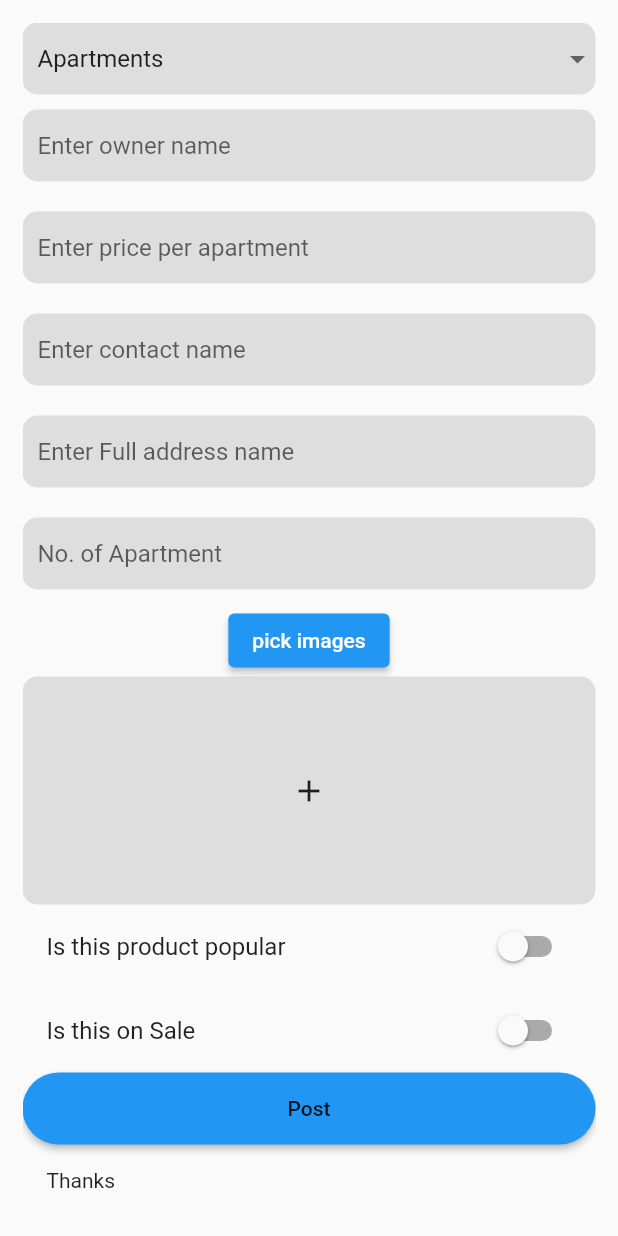
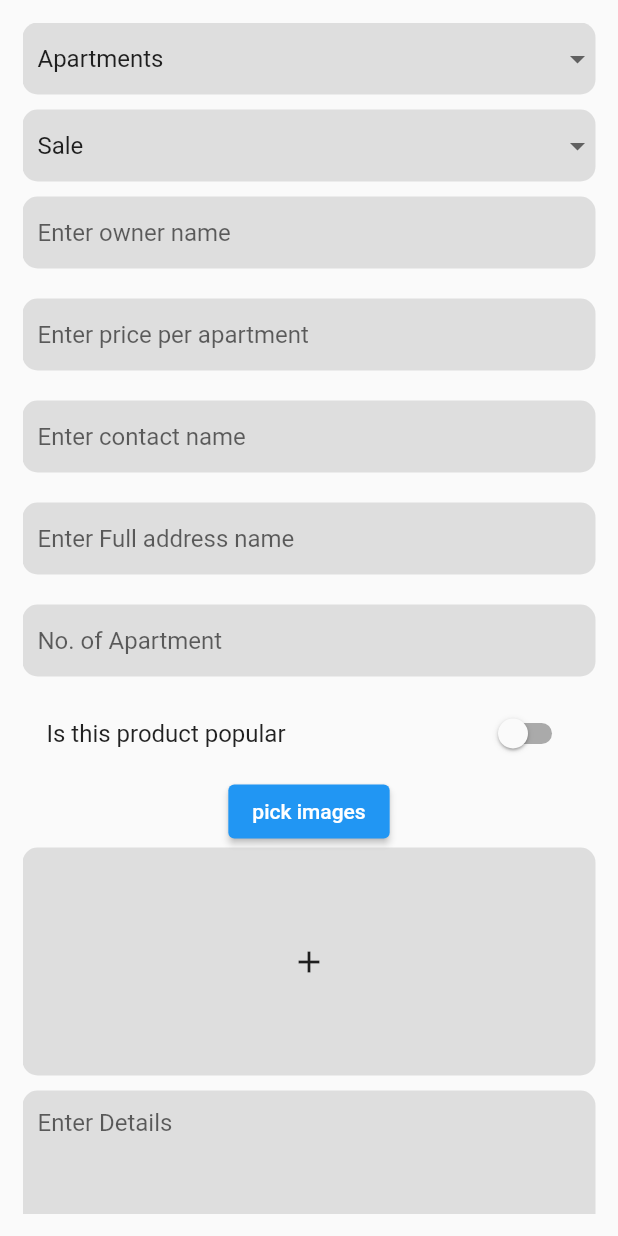
Before and after one commit to sanjiv001/myfirst_firebase_project, a Flutter app: the AddProductPage screen opened by its route, on a phone screen of 412 x 824 dp. Run offline on Flutter 3.47's test engine with Material 2 defaults, Android fonts, the phone set to English and light mode, and no system bars; our stand-ins replace cached_network_image, carousel_slider, cloud_firestore, firebase_auth, firebase_core, firebase_storage and 3 more; missing offline and left inert: favorite_button, multi_image_picker; accounts and stored records are empty.

Commit message:
detailed page updated

```diff
--- a/lib/main.dart
+++ b/lib/main.dart
@@ -7,6 +7,7 @@ import 'package:myfirstproject/authentication/login_screen.dart';
 import 'package:myfirstproject/authentication/phone_auth/login_with_phone_number.dart';
 import 'package:myfirstproject/authentication/register_screen.dart';
 import 'package:myfirstproject/post/post_apartment.dart';
+import 'package:myfirstproject/post/post_detail_page.dart';
 import 'package:myfirstproject/post/post_list_page.dart';
 import 'package:myfirstproject/screen/dashboard_sceen.dart';
 import 'package:myfirstproject/screen/homescreen.dart';
@@ -44,6 +45,7 @@ class MyApp extends StatelessWidget {
         LoginWithPhoneNumber.id: (context) => LoginWithPhoneNumber(),
         AddProductPage.id: (context) => AddProductPage(),
         ProductPage.id: (context) => ProductPage(),
+        ProductDetailPage.id: (context) => ProductDetailPage(),
       },
     );
   }
--- a/lib/models/add_apartment.dart
+++ b/lib/models/add_apartment.dart
@@ -1,5 +1,3 @@
-
-
 import 'package:cloud_firestore/cloud_firestore.dart';
 
 class ProductModel {
@@ -11,7 +9,7 @@ class ProductModel {
   String? address;
   int? quantity;
   List<String>? imagesUrl;
-  bool? isOnSale;
+  String? purpose;
   bool? isPopular;
 
   ProductModel({
@@ -23,7 +21,7 @@ class ProductModel {
     this.address,
     this.quantity,
     this.imagesUrl,
-    this.isOnSale,
+    this.purpose,
     this.isPopular,
   });
   CollectionReference db = FirebaseFirestore.instance.collection('apartments');
@@ -38,7 +36,7 @@ class ProductModel {
       "address": productModel.address,
       "quantity": productModel.quantity,
       "imagesUrl": productModel.imagesUrl,
-      "isOnSale": productModel.isOnSale,
+      "purpose": productModel.purpose,
       "isPopular": productModel.isPopular,
     };
     await db.add(data);
@@ -50,10 +48,11 @@ class ProductModel {
       "productName": updateProduct.productName,
       "price": updateProduct.price,
       "contact": updateProduct.contact,
+      "detail": updateProduct.detail,
       "address": updateProduct.address,
       "quantity": updateProduct.quantity,
       "imagesUrl": updateProduct.imagesUrl,
-      "isOnSale": updateProduct.isOnSale,
+      "purpose": updateProduct.purpose,
       "isPopular": updateProduct.isPopular,
     };
     await db.doc(id).update(data);
--- a/lib/models/categories.dart
+++ b/lib/models/categories.dart
@@ -22,3 +22,23 @@ List<Category> categories = [
   ),
 
 ];
+
+
+class Purpose {
+  String? name;
+
+  Purpose({@required this.name});
+}
+
+List<Purpose> purposes = [
+  Purpose(
+    name: 'Sale',
+
+  ),
+  Purpose(
+    name: 'Rent',
+
+  ),
+
+
+];
--- a/lib/post/post_apartment.dart
+++ b/lib/post/post_apartment.dart
@@ -16,6 +16,8 @@ class AddProductPage extends StatefulWidget {
 }
 
 class _AddProductPageState extends State<AddProductPage> {
+  bool loading = false;
+
   var categoryC = TextEditingController();
   var productNameC = TextEditingController();
   var detailC = TextEditingController();
@@ -23,9 +25,8 @@ class _AddProductPageState extends State<AddProductPage> {
   var contactC = TextEditingController();
   var addressC = TextEditingController();
   var quantityC = TextEditingController();
-  var onSaleC = TextEditingController();
+  var purposeC = TextEditingController();
   var popularC = TextEditingController();
-  bool isSale = false;
   bool isPopular = false;
   final _key = GlobalKey<FormState>();
   List<Asset> images = <Asset>[];
@@ -44,7 +45,7 @@ class _AddProductPageState extends State<AddProductPage> {
         address: addressC.text,
         quantity: int.parse(quantityC.text),
         imagesUrl: imageUrls,
-        isOnSale: isSale,
+        purpose: purposeC.text,
         isPopular: isPopular,
       ));
     }
@@ -83,6 +84,44 @@ class _AddProductPageState extends State<AddProductPage> {
                       },
                       value: categories[0].name,
                       items: categories
+                          .map((e) => DropdownMenuItem(
+                              value: e.name,
+                              child: Padding(
+                                padding:
+                                    const EdgeInsets.symmetric(horizontal: 10),
+                                child: Text(
+                                  e.name as String,
+                                ),
+                              )))
+                          .toList()),
+                ),
+                const SizedBox(
+                  height: 10,
+                ),
+                Container(
+                  decoration: decoration(),
+                  child: DropdownButtonFormField(
+                      validator: (value) {
+                        if (value == null) {
+                          return 'should not be empty';
+                        }
+                        return null;
+                      },
+                      hint: const Padding(
+                        padding: EdgeInsets.symmetric(horizontal: 10),
+                        child: Text('choose purpose'),
+                      ),
+                      decoration: const InputDecoration(
+                        border: InputBorder.none,
+                      ),
+                      onChanged: (value) {
+                        setState(() {
+                          purposeC.text = value as String;
+                          print(purposeC.text);
+                        });
+                      },
+                      value: purposes[0].name,
+                      items: purposes
                           .map((e) => DropdownMenuItem(
                               value: e.name,
                               child: Padding(
@@ -169,6 +208,15 @@ class _AddProductPageState extends State<AddProductPage> {
                     });
                   },
                 ),
+                SwitchListTile(
+                    title: const Text('Is this product popular'),
+                    value: isPopular,
+                    onChanged: (v) {
+                      setState(() {
+                        isPopular = v;
+                      });
+                    }),
+
                 SizedBox(
                   height: 200,
                   child: Column(
@@ -182,35 +230,49 @@ class _AddProductPageState extends State<AddProductPage> {
                     ],
                   ),
                 ),
-                SwitchListTile(
-                    title: const Text('Is this product popular'),
-                    value: isPopular,
-                    onChanged: (v) {
-                      setState(() {
-                        isPopular = v;
-                      });
-                    }),
-                SwitchListTile(
-                    title: const Text('Is this on Sale'),
-                    value: isSale,
-                    onChanged: (v) {
-                      setState(() {
-                        isSale = v;
-                      });
-                    }),
+                EditField(
+                  lines: 8,
+                  validator: (String? v) {
+                    if (v == null) {
+                      return 'should not be empty';
+                    }
+                    return null;
+                  },
+                  controller: detailC,
+                  hint: 'Enter Details',
+                  onsubmit: (value) {
+                    setState(() {
+                      detailC.text = value!;
+                    });
+                  },
+                ),
+
+                // SwitchListTile(
+                //     title: const Text('Is this on Sale'),
+                //     value: isSale,
+                //     onChanged: (v) {
+                //       setState(() {
+                //         isSale = v;
+                //       });
+                //     }),
                 MaterialButton(
                   shape: const StadiumBorder(),
                   onPressed: () {
-                    save()
-                    .then((value) {
+                    save().then((value) {
                       Utils().toastMessage("Posted Successfully!!!");
                       Navigator.push(
                           context,
                           MaterialPageRoute(
                               builder: (context) => const HomeScreen()));
+                      setState(() {
+                        loading = true;
+                      });
                     }).onError((error, stackTrace) {
                       debugPrint(error.toString());
                       Utils().toastMessage(error.toString());
+                    });
+                    setState(() {
+                      loading = false;
                     });
                   },
                   child: const Padding(
--- a/pubspec.yaml
+++ b/pubspec.yaml
@@ -49,6 +49,7 @@ dependencies:
   multi_image_picker_view: ^0.0.7
   multi_image_picker:
   shared_preferences: ^2.0.15
+  favorite_button: ^0.0.4
 
 dev_dependencies:
   flutter_test:
```
Also changed, not shown: lib/post/post_detail_page.dart (+191 -189 lines), lib/post/post_list_page.dart (+5 -5 lines), pubspec.lock. Lines whose indentation alone changed are shown as unchanged.
